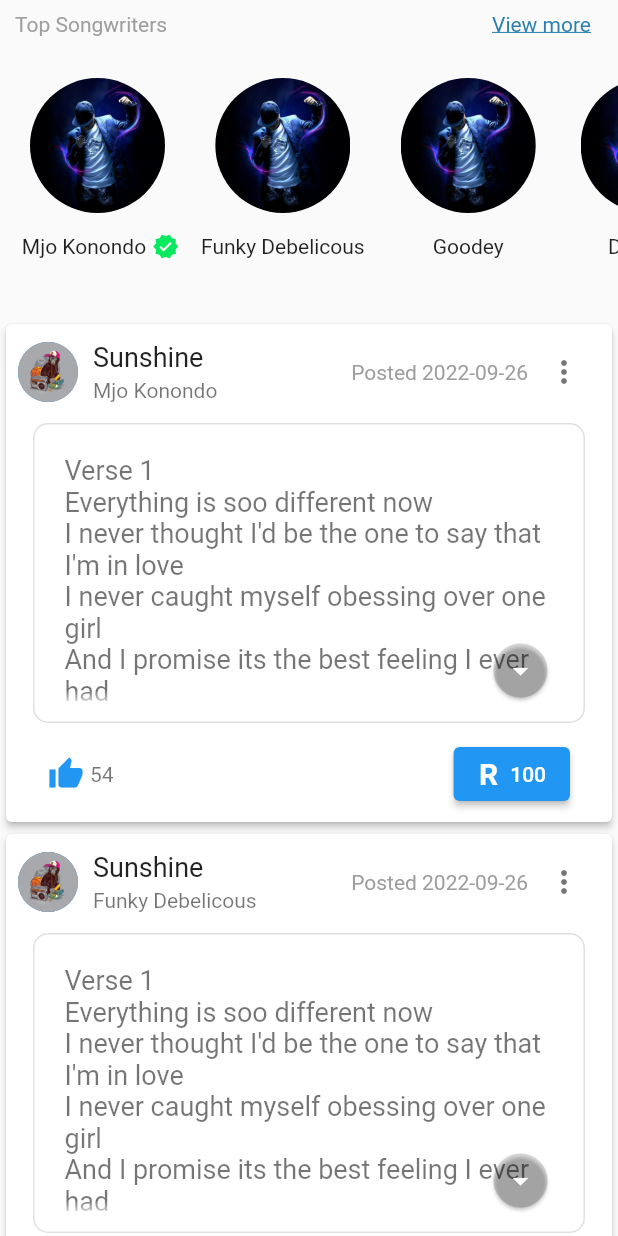
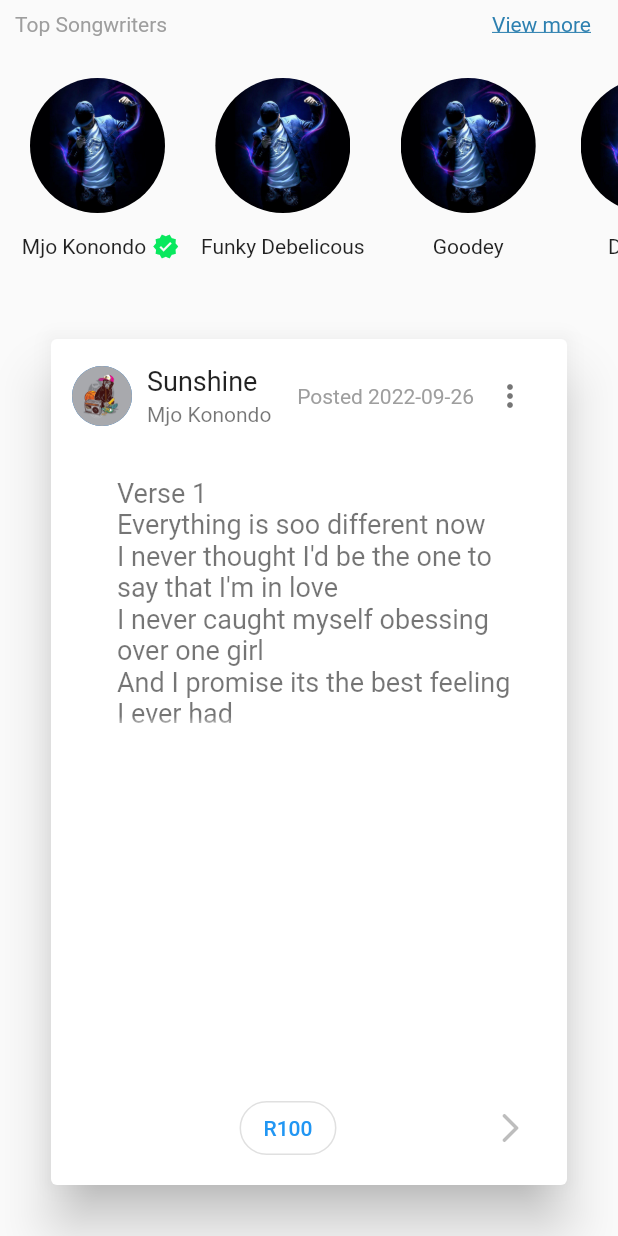
Before and after one commit to KNkoe/lesbeats-app, a Flutter app: the MyLyrcisScreen widget shown alone on an empty page, opened directly, on a phone screen of 412 x 824 dp. Run offline on Flutter 3.47's test engine with Material 2 defaults, Android fonts, the phone set to English and light mode, and no system bars; drawn by our look-alikes of flutter_animate; our stand-ins replace animated_bottom_navigation_bar, bubble, file_picker, flutter_chat_types, flutter_chat_ui, flutter_easyloading and 5 more; missing offline and left inert: audio_session, iconify_flutter, wc_form_validators; statements that could not run were skipped.

Commit message:
update UI

```diff
--- a/lesbeats/lib/screens/home/dashboard/lyrics.dart
+++ b/lesbeats/lib/screens/home/dashboard/lyrics.dart
@@ -34,6 +34,7 @@ class _MyLyrcisScreenState extends State<MyLyrcisScreen> {
   ];
 
   bool _viewAllArtists = false;
+  final PageController _pageController = PageController();
 
   bool _preview = false;
 
@@ -135,18 +136,16 @@ class _MyLyrcisScreenState extends State<MyLyrcisScreen> {
                 .toList(),
           ),
         ),
-        const SizedBox(
-          height: 20,
-        ),
         Expanded(
-          child: ListView.builder(
-              padding: EdgeInsets.zero,
-              shrinkWrap: true,
+          child: PageView.builder(
+              controller: _pageController,
               itemBuilder: (context, index) {
-                return Card(
-                  elevation: 2,
+                return Container(
+                  padding: const EdgeInsets.all(30),
+                  child: Card(
+                    elevation: 15,
                     child: Padding(
-                    padding: const EdgeInsets.all(8.0),
+                      padding: const EdgeInsets.all(14),
                       child: Column(
                         children: [
                           Row(
@@ -163,7 +162,8 @@ class _MyLyrcisScreenState extends State<MyLyrcisScreen> {
                                     width: 10,
                                   ),
                                   Column(
-                                  crossAxisAlignment: CrossAxisAlignment.start,
+                                    crossAxisAlignment:
+                                        CrossAxisAlignment.start,
                                     children: [
                                       const Text(
                                         "Sunshine",
@@ -257,76 +257,56 @@ class _MyLyrcisScreenState extends State<MyLyrcisScreen> {
                             ],
                           ),
                           Container(
-                          height: _preview ? 400 : 200,
+                            height: 200,
                             margin: const EdgeInsets.all(10),
                             padding: const EdgeInsets.fromLTRB(20, 20, 10, 10),
-                          decoration: BoxDecoration(
-                              border: Border.all(color: Colors.black12),
-                              borderRadius: BorderRadius.circular(10)),
-                          child: Stack(
-                            children: [
-                              const Text(
+                            child: const Text(
                               "Verse 1\nEverything is soo different now\nI never thought I'd be the one to say that I'm in love\nI never caught myself obessing over one girl\nAnd I promise its the best feeling I ever had\nI spend most night just thinking about it\nGirl got me crazy I only hear this when I read about it\nIt's soo much like in pradise,\nI mean everytime I wake up next to her I can't believe my eyes",
                               overflow: TextOverflow.fade,
                               style: TextStyle(
                                   color: Colors.black54, fontSize: 18),
                             ),
-                              Positioned(
-                                right: 0,
-                                bottom: 0,
-                                child: ElevatedButton(
-                                    style: ElevatedButton.styleFrom(
-                                        elevation: 1,
-                                        backgroundColor: Colors.black12,
-                                        shape: const CircleBorder()),
+                          ),
+                          const Spacer(),
+                          Row(
+                            mainAxisAlignment: MainAxisAlignment.spaceBetween,
+                            children: [
+                              (index != 0)
+                                  ? IconButton(
                                       onPressed: () {
-                                      setState(() {
-                                        _preview = !_preview;
-                                      });
+                                        _pageController.previousPage(
+                                            duration:
+                                                const Duration(seconds: 1),
+                                            curve: Curves.ease);
                                       },
-                                    child: Icon(_preview
-                                        ? Icons.arrow_drop_up
-                                        : Icons.arrow_drop_down)),
+                                      icon: const Icon(
+                                        Icons.arrow_back_ios_rounded,
+                                        color: Colors.black26,
+                                      ))
+                                  : const SizedBox(
+                                      width: 20,
+                                    ),
+                              OutlinedButton(
+                                  style: OutlinedButton.styleFrom(
+                                      shape: RoundedRectangleBorder(
+                                          borderRadius:
+                                              BorderRadius.circular(20))),
+                                  onPressed: () {},
+                                  child: const Text("R100")),
+                              IconButton(
+                                  onPressed: () {
+                                    _pageController.nextPage(
+                                        duration: const Duration(seconds: 1),
+                                        curve: Curves.ease);
+                                  },
+                                  icon: const Icon(
+                                    Icons.arrow_forward_ios_rounded,
+                                    color: Colors.black26,
+                                  ))
+                            ],
                           )
                         ],
                       ),
-                        ),
-                        Row(
-                          mainAxisAlignment: MainAxisAlignment.spaceBetween,
-                          children: [
-                            Padding(
-                              padding: const EdgeInsets.only(left: 20),
-                              child: Row(
-                                children: const [
-                                  Icon(
-                                    Icons.thumb_up,
-                                    color: Colors.blue,
-                                  ),
-                                  SizedBox(
-                                    width: 4,
-                                  ),
-                                  Text(
-                                    "54",
-                                    style: TextStyle(color: Colors.black54),
-                                  ),
-                                ],
-                              ),
-                            ),
-                            Padding(
-                              padding: const EdgeInsets.only(right: 20),
-                              child: ElevatedButton.icon(
-                                  icon: const Text(
-                                    " R",
-                                    style: TextStyle(
-                                        fontSize: 20,
-                                        fontWeight: FontWeight.bold),
-                                  ),
-                                  onPressed: () {},
-                                  label: const Text("100")),
-                            ),
-                          ],
-                        )
-                      ],
                     ),
                   ),
                 );
```
Lines whose indentation alone changed are shown as unchanged.
